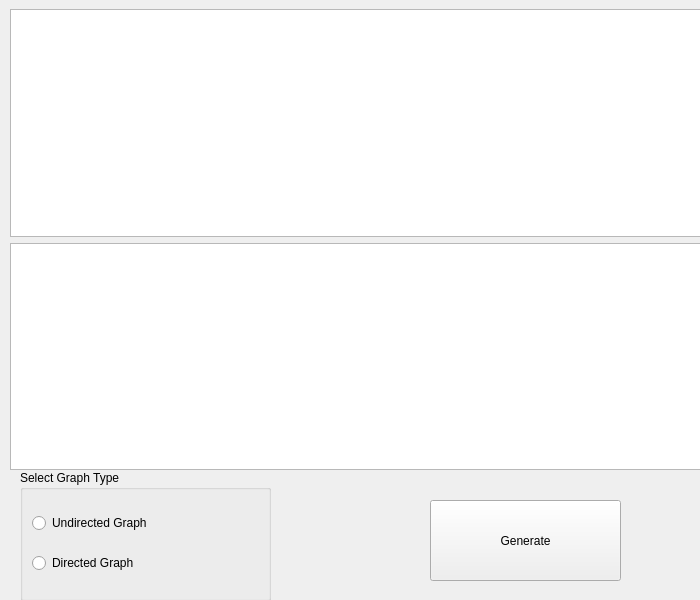
Qt form generator_ui.ui (KrowFeather/Graph_Generator) before a commit.
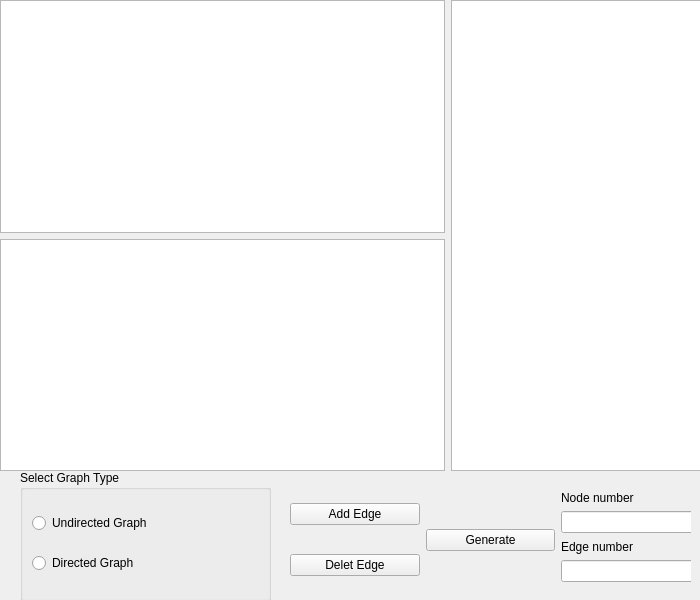
The same form after that commit.

Diff of the .ui file:
```diff
--- a/generator_ui.ui
+++ b/generator_ui.ui
@@ -25,19 +25,6 @@
   <property name="windowTitle">
    <string>Form</string>
   </property>
-  <widget class="QPushButton" name="pushButton">
-   <property name="geometry">
-    <rect>
-     <x>430</x>
-     <y>500</y>
-     <width>191</width>
-     <height>81</height>
-    </rect>
-   </property>
-   <property name="text">
-    <string>Generate</string>
-   </property>
-  </widget>
   <widget class="QGroupBox" name="groupBox">
    <property name="geometry">
     <rect>
@@ -74,18 +61,109 @@
   <widget class="QWidget" name="widget" native="true">
    <property name="geometry">
     <rect>
-     <x>10</x>
-     <y>9</y>
-     <width>691</width>
-     <height>461</height>
+     <x>0</x>
+     <y>0</y>
+     <width>701</width>
+     <height>471</height>
     </rect>
    </property>
-   <layout class="QVBoxLayout" name="verticalLayout_2">
+   <layout class="QHBoxLayout" name="horizontalLayout_3">
     <item>
-     <widget class="QTableWidget" name="tableWidget"/>
+     <layout class="QHBoxLayout" name="horizontalLayout_2">
+      <item>
+       <layout class="QVBoxLayout" name="verticalLayout_2">
+        <item>
+         <widget class="QGraphicsView" name="graphicsView"/>
+        </item>
+        <item>
+         <widget class="QTableWidget" name="tableWidget"/>
+        </item>
+       </layout>
+      </item>
+      <item>
+       <widget class="QTableWidget" name="edgelistframe">
+        <property name="maximumSize">
+         <size>
+          <width>250</width>
+          <height>16777215</height>
+         </size>
+        </property>
+       </widget>
+      </item>
+     </layout>
     </item>
+   </layout>
+  </widget>
+  <widget class="QWidget" name="layoutWidget">
+   <property name="geometry">
+    <rect>
+     <x>290</x>
+     <y>480</y>
+     <width>401</width>
+     <height>121</height>
+    </rect>
+   </property>
+   <layout class="QHBoxLayout" name="horizontalLayout_4">
     <item>
-     <widget class="QGraphicsView" name="graphicsView"/>
+     <layout class="QVBoxLayout" name="verticalLayout_3">
+      <item>
+       <widget class="QPushButton" name="btn_addEdge">
+        <property name="text">
+         <string>Add Edge</string>
+        </property>
+       </widget>
+      </item>
+      <item>
+       <widget class="QPushButton" name="btn_delEdge">
+        <property name="text">
+         <string>Delet Edge</string>
+        </property>
+       </widget>
+      </item>
+     </layout>
+    </item>
+    <item>
+     <widget class="QPushButton" name="btn_generate">
+      <property name="text">
+       <string>Generate</string>
+      </property>
+     </widget>
+    </item>
+    <item>
+     <widget class="QWidget" name="widget_2" native="true">
+      <widget class="QWidget" name="">
+       <property name="geometry">
+        <rect>
+         <x>0</x>
+         <y>10</y>
+         <width>134</width>
+         <height>92</height>
+        </rect>
+       </property>
+       <layout class="QVBoxLayout" name="verticalLayout_4">
+        <item>
+         <widget class="QLabel" name="label_2">
+          <property name="text">
+           <string>Node number</string>
+          </property>
+         </widget>
+        </item>
+        <item>
+         <widget class="QLineEdit" name="node_num"/>
+        </item>
+        <item>
+         <widget class="QLabel" name="label">
+          <property name="text">
+           <string>Edge number</string>
+          </property>
+         </widget>
+        </item>
+        <item>
+         <widget class="QLineEdit" name="edge_num"/>
+        </item>
+       </layout>
+      </widget>
+     </widget>
     </item>
    </layout>
   </widget>
```
Left out of the diff: 4 changed lines with no effect on the pictures.
